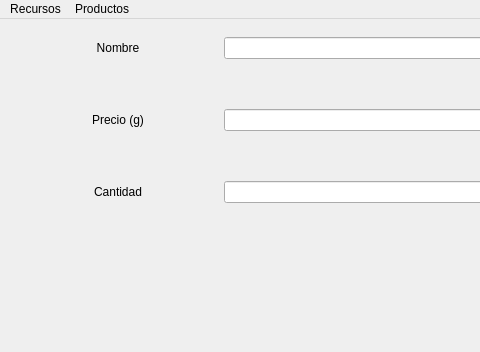
Old version of the form velas/view/uis/startingWindow.ui in the repository IngErnestoAlvarez/candles; both pictures show x 0 to 480 and y 0 to 352 of the 803 by 600 pixel window.
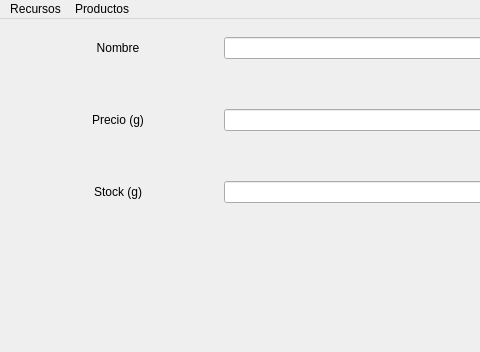
New version of the form. The open tabs and pages were chosen to show the change.

Diff of the .ui file:
```diff
--- a/velas/view/uis/startingWindow.ui
+++ b/velas/view/uis/startingWindow.ui
@@ -177,7 +177,7 @@
            </size>
           </property>
           <property name="text">
-           <string>Cantidad</string>
+           <string>Stock (g)</string>
           </property>
           <property name="alignment">
            <set>Qt::AlignCenter</set>
```
Left out of the diff: 1 changed line with no effect on the pictures.
